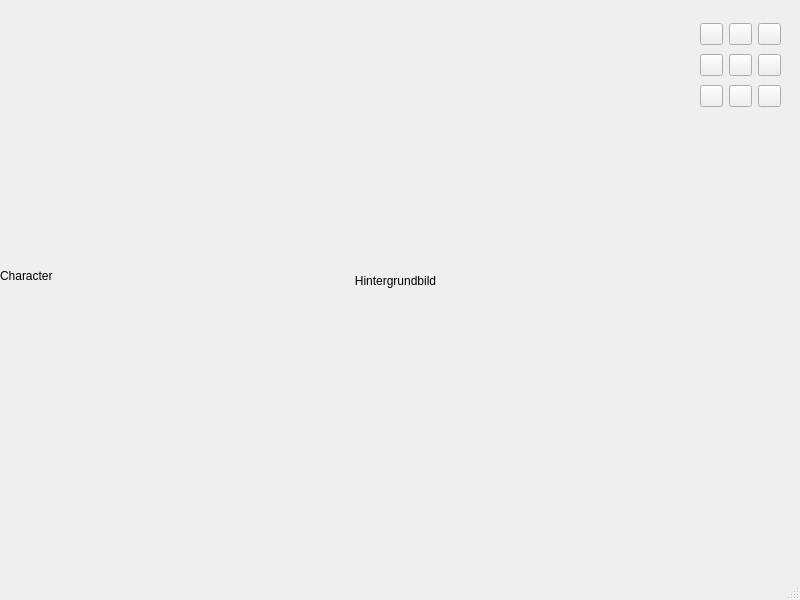
Above: mainwindow.ui from Gibbyace/DungeonCrawler_Game_C- before the change. Below: the same form after it.
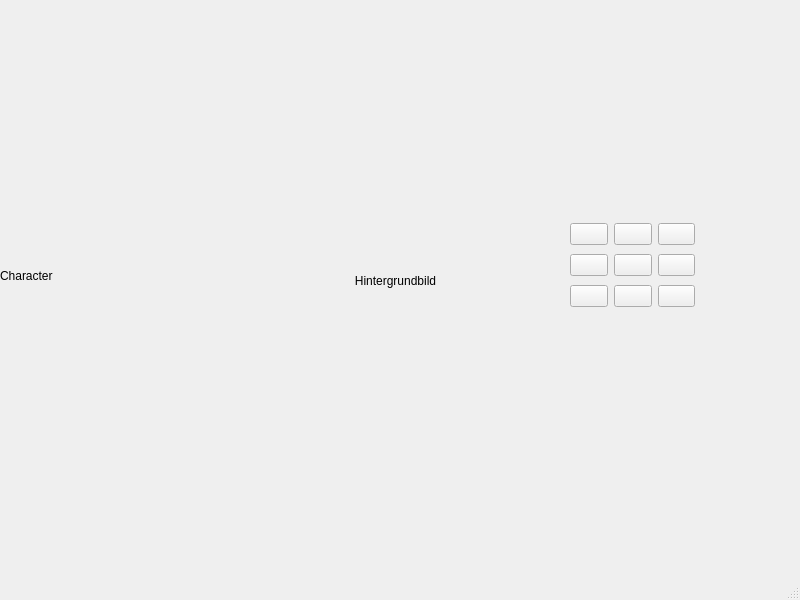
That is the form after the change.

```diff
--- a/mainwindow.ui
+++ b/mainwindow.ui
@@ -52,9 +52,9 @@
    <widget class="QWidget" name="gridLayoutWidget_2">
     <property name="geometry">
      <rect>
-      <x>700</x>
-      <y>20</y>
-      <width>81</width>
+      <x>570</x>
+      <y>220</y>
+      <width>125</width>
       <height>91</height>
      </rect>
     </property>
```
Left out of the diff: 14 changed lines with no effect on the pictures.
